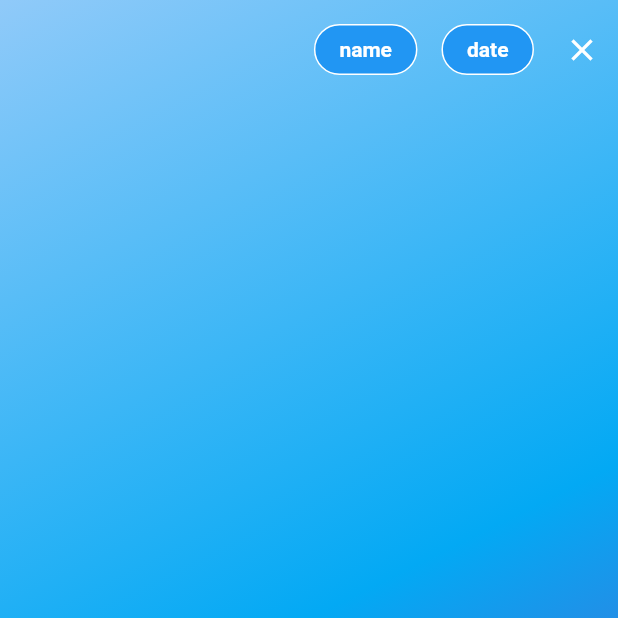
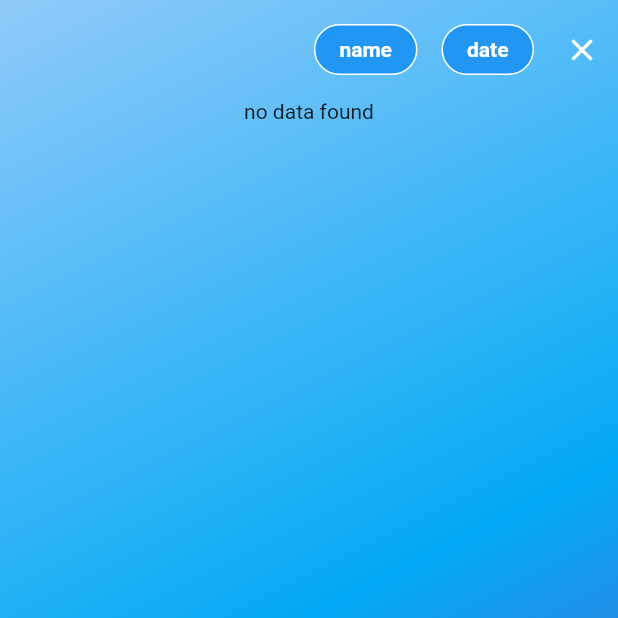
Before and after one commit to Brinfotech1407/GymReportingApp, a Flutter app: the GymOwnerHomeScreen screen opened directly, after a tap on the "filter list alt" icon, on a phone screen of 412 x 824 dp, the top half of it. Run offline on Flutter 3.47's test engine with Material 2 defaults, Android fonts, the phone set to English and light mode, and no system bars; our stand-ins replace cloud_firestore, firebase_auth, firebase_core, firebase_messaging, get, quickalert and 1 more; missing offline and left inert: mobile_scanner; accounts and stored records are empty; Roboto replaces fonts that are missing (Montserrat).

Commit message:
gym report fetch data

```diff
--- a/lib/Home/gym_owner_home_screen.dart
+++ b/lib/Home/gym_owner_home_screen.dart
@@ -1,13 +1,12 @@
-import 'package:cloud_firestore/cloud_firestore.dart';
 import 'package:flutter/material.dart';
 import 'package:get/get_core/src/get_main.dart';
-import 'package:get/get_instance/get_instance.dart';
 import 'package:get/get_navigation/get_navigation.dart';
 import 'package:get/get_rx/get_rx.dart';
 import 'package:get/get_state_manager/src/rx_flutter/rx_obx_widget.dart';
 import 'package:gim_app/auth/login_screen.dart';
 import 'package:gim_app/controllers/auth_controller.dart';
-import 'package:gim_app/controllers/my_collection_conroller.dart';
+import 'package:gim_app/models/gym_report_model.dart';
+import 'package:gim_app/services/database.dart';
 import 'package:gim_app/utils/gym_utils.dart';
 import 'package:quickalert/quickalert.dart';
 
@@ -19,25 +18,27 @@ class GymOwnerHomeScreen extends StatefulWidget {
 }
 
 class _GymOwnerHomeScreenState extends State<GymOwnerHomeScreen> {
-  final MyCollectionController controller = Get.put(MyCollectionController());
   RxBool showFilterIcon = true.obs;
 
   @override
   void initState() {
-    controller.fetchReportData();
     super.initState();
   }
 
   @override
   Widget build(BuildContext context) {
     return Scaffold(
-      body: SafeArea(
+      body: StreamBuilder<List<GymReportModel>>(
+        stream: Database().fetchGymReport(),
+        builder: (context, snapshot) {
+          return SafeArea(
             child: Container(
               decoration: GymUtils().buildBoxDecoration(),
               child: Column(
                 children: [
                   Obx(
-                () => Row(
+                        () =>
+                        Row(
                           mainAxisAlignment: MainAxisAlignment.end,
                           children: [
                             if (showFilterIcon.isTrue) ...[
@@ -75,7 +76,8 @@ class _GymOwnerHomeScreenState extends State<GymOwnerHomeScreen> {
                                       color: Colors.white,
                                     )),
                               ),
-                    ] else ...[
+                            ] else
+                              ...[
                                 Align(
                                     alignment: Alignment.centerRight,
                                     child: filterView()),
@@ -83,13 +85,19 @@ class _GymOwnerHomeScreenState extends State<GymOwnerHomeScreen> {
                           ],
                         ),
                   ),
-              Obx(
-                () => Expanded(
+                  if (snapshot.hasData) ...[
+                    if (snapshot.data!.isEmpty) ...[
+                      const Center(
+                          child: Text('no data found'),
+                      )
+                    ] else
+                      ...[
+                        Expanded(
                           child: ListView.builder(
                             scrollDirection: Axis.vertical,
-                    itemCount: controller.documents.length,
+                            itemCount:  snapshot.data!.length,
                             itemBuilder: (BuildContext context, int index) {
-                      DocumentSnapshot doc = controller.documents[index];
+                              GymReportModel doc = snapshot.data![index];
                               return SizedBox(
                                 height: 170,
                                 child: Card(
@@ -107,14 +115,15 @@ class _GymOwnerHomeScreenState extends State<GymOwnerHomeScreen> {
                                     padding: const EdgeInsets.all(14),
                                     child: Column(
                                       mainAxisSize: MainAxisSize.min,
-                              crossAxisAlignment: CrossAxisAlignment.start,
+                                      crossAxisAlignment: CrossAxisAlignment
+                                          .start,
                                       children: [
                                         Row(
                                           children: [
                                             buildText(content: 'name: '),
                                             buildText(
                                                 content:
-                                            '${doc['isUserSignedOutForDay']}',
+                                                '${doc.isUserSignedOutForDay}',
                                                 isContentStyleView: true),
                                           ],
                                         ),
@@ -122,19 +131,21 @@ class _GymOwnerHomeScreenState extends State<GymOwnerHomeScreen> {
                                           children: [
                                             buildText(content: 'Date: '),
                                             buildText(
-                                        content: '${doc['date']}',
+                                                content: doc.date,
                                                 isContentStyleView: true),
                                           ],
                                         ),
                                         Row(
                                           children: [
                                             Padding(
-                                      padding: const EdgeInsets.only(right: 20),
+                                              padding: const EdgeInsets.only(
+                                                  right: 20),
                                               child: Column(
                                                 children: [
-                                          buildText(content: 'SignedIn '),
                                                   buildText(
-                                              content: '${doc['signInTime']}',
+                                                      content: 'SignedIn '),
+                                                  buildText(
+                                                      content: doc.signInTime,
                                                       isContentStyleView: true),
 
                                                 ],
@@ -142,10 +153,11 @@ class _GymOwnerHomeScreenState extends State<GymOwnerHomeScreen> {
                                             ),
                                             Column(
                                               children: [
-                                        buildText(content: 'SignedOut '),
+                                                buildText(
+                                                    content: 'SignedOut '),
 
                                                 buildText(
-                                            content: '${doc['signOutTime']}',
+                                                    content: doc.signOutTime,
                                                     isContentStyleView: true),
                                               ],
                                             )
@@ -159,10 +171,16 @@ class _GymOwnerHomeScreenState extends State<GymOwnerHomeScreen> {
                             },
                           ),
                         ),
-              ),
+                      ]
+
+
+                  ],
+
                 ],
               ),
             ),
+          );
+          },
       ),
     );
   }
@@ -215,7 +233,7 @@ class _GymOwnerHomeScreenState extends State<GymOwnerHomeScreen> {
         borderRadius: BorderRadius.circular(20),
         border: Border.all(color: Colors.white),
       ),
-              margin: const EdgeInsets.only(bottom: 16,top: 16,right: 8,left: 8),
+      margin: const EdgeInsets.only(bottom: 16, top: 16, right: 8, left: 8),
       padding: const EdgeInsets.symmetric(vertical: 8, horizontal: 16),
       child: Text(
         buttonName,
--- a/lib/Home/home_screen.dart
+++ b/lib/Home/home_screen.dart
@@ -163,7 +163,7 @@ class _HomeScreenState extends State<HomeScreen>
       GymUtils().showAlertDialog(
           context: context,
           title: '',
-          desc:  "gym you are looking for could not be found.invalid QR code",
+          desc: "gym you are looking for could not be found.invalid QR code",
           confirmText: 'Okay',
           showAlertdialogType: QuickAlertType.warning
       );
--- a/lib/controllers/my_collection_conroller.dart
+++ /dev/null
@@ -1,25 +0,0 @@
-import 'package:get/get.dart';
-import 'package:cloud_firestore/cloud_firestore.dart';
-
-class MyCollectionController extends GetxController {
-  late final CollectionReference collectionRef;
-  late final RxList<DocumentSnapshot> documents;
-
-  @override
-  void onInit() {
-    collectionRef = FirebaseFirestore.instance.collection('gym_report');
-    documents = RxList<DocumentSnapshot>([]);
-    super.onInit();
-  }
-
-  void fetchReportData() async {
-    QuerySnapshot snapshot = await collectionRef.get();
-    documents.value = snapshot.docs;
-  }
-
-  /*void updateData(DocumentSnapshot doc, Map<String, dynamic> newData) async {
-    await doc.reference.update(newData);
-    int index = documents.indexWhere((d) => d.id == doc.id);
-    documents[index] = await doc.reference.get();
-  }*/
-}
--- a/lib/services/database.dart
+++ b/lib/services/database.dart
@@ -122,6 +122,12 @@ class Database {
     return gymReportData.id;
   }
 
+  Stream<List<GymReportModel>> fetchGymReport() {
+    return  _firestore.collection('gym_report').snapshots().map((event) {
+        return event.docs.map((e) =>  GymReportModel.fromJson(e.data())).toList();
+      });
+  }
+
   Future<GymReportModel?> getSingleGymReportData(String uid) async {
     try {
       final QuerySnapshot<Map<String, dynamic>> doc = (await _firestore
```
Lines whose indentation alone changed are shown as unchanged.
